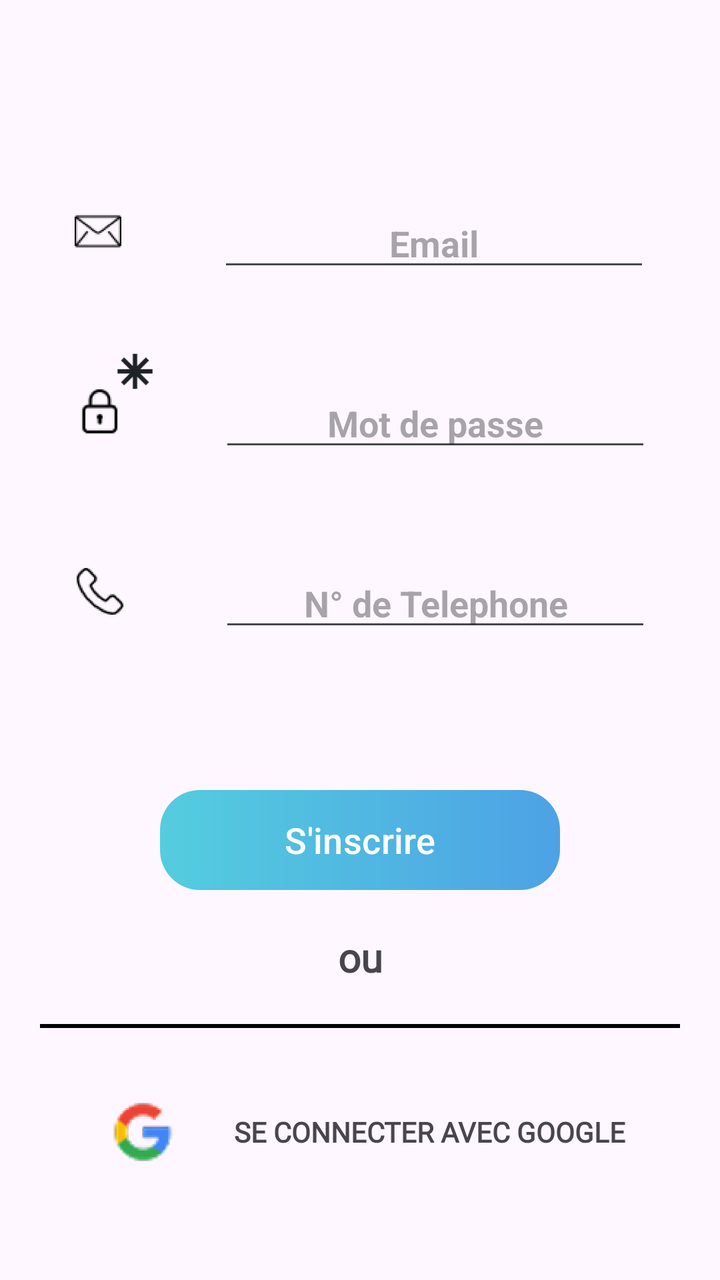
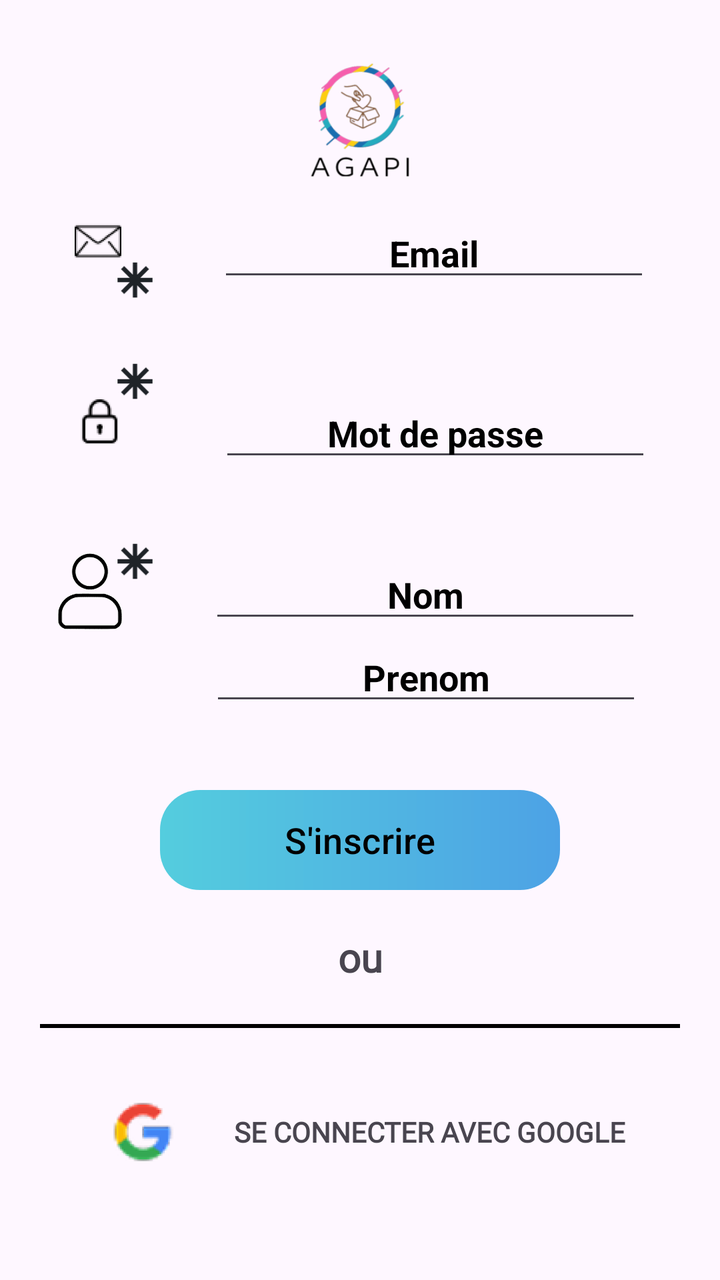

Compare the two renders of this Android layout. The source of the first and the diff that turns it into the second are given below.
<!-- AndroidManifest.xml: application theme Theme.NewAgapiVERSION311CLEAN -->
<!-- res/layout/fragment_inscription.xml -->
<androidx.constraintlayout.widget.ConstraintLayout xmlns:android="http://schemas.android.com/apk/res/android"
    xmlns:tools="http://schemas.android.com/tools"
    android:layout_width="match_parent"
    android:layout_height="match_parent"
    xmlns:app="http://schemas.android.com/apk/res-auto"
    tools:context="fragments.InscriptionFragment">

    <ImageView
        android:id="@+id/imageViewEmail"
        android:layout_width="50dp"
        android:layout_height="50dp"
        android:layout_marginStart="24dp"
        android:layout_marginBottom="40dp"
        android:scaleType="centerCrop"
        app:layout_constraintBottom_toTopOf="@+id/imageVerrou"
        app:layout_constraintStart_toStartOf="parent"
        app:layout_constraintWidth_percent="0.4"
        app:srcCompat="@mipmap/icon_mail" />


    <EditText
        android:id="@+id/editTextTextEmailAddress"
        android:layout_width="0dp"
        android:layout_height="wrap_content"
        android:hint="Email"
        android:textStyle="bold"
        android:gravity="center"
        android:inputType="textEmailAddress"
        app:layout_constraintBottom_toBottomOf="@+id/imageViewEmail"
        app:layout_constraintEnd_toEndOf="parent"
        app:layout_constraintStart_toEndOf="@+id/imageViewEmail"
        app:layout_constraintWidth_percent="0.6"
        />

    <ImageView
        android:id="@+id/imageViewTelephone"
        android:layout_width="50dp"
        android:layout_height="50dp"
        android:layout_marginStart="25dp"
        android:scaleType="centerCrop"
        app:layout_constraintBottom_toBottomOf="@+id/linearLayoutPartieGoogle"
        app:layout_constraintStart_toStartOf="parent"

        app:layout_constraintTop_toTopOf="parent"
        app:layout_constraintWidth_percent="0.40"
        app:srcCompat="@mipmap/icon_tel" />

    <EditText
        android:id="@+id/editTextTel"
        android:layout_width="0dp"
        android:layout_height="wrap_content"
        android:gravity="center"
        android:hint="N° de Telephone"
        android:textStyle="bold"
        app:layout_constraintBottom_toBottomOf="@id/imageViewTelephone"
        app:layout_constraintEnd_toEndOf="parent"
        app:layout_constraintStart_toEndOf="@id/imageViewTelephone"
        app:layout_constraintWidth_percent="0.6" />

    <ImageView
        android:id="@+id/imageVerrou"
        android:layout_width="50dp"
        android:layout_height="50dp"
        android:layout_gravity="center"
        android:layout_marginStart="25dp"
        android:layout_marginBottom="40dp"
        android:scaleType="centerCrop"
        app:layout_constraintStart_toStartOf="parent"
        app:layout_constraintBottom_toTopOf="@+id/imageViewTelephone"
        app:layout_constraintWidth_percent="0.4"
        app:srcCompat="@mipmap/icon_verrou" />

    <EditText
        android:id="@+id/editTextMdp"
        android:layout_width="0dp"
        android:layout_height="wrap_content"
        android:hint="Mot de passe"
        android:textStyle="bold"
        android:gravity="center"
        app:layout_constraintBottom_toBottomOf="@id/imageVerrou"
        app:layout_constraintEnd_toEndOf="parent"
        app:layout_constraintStart_toEndOf="@id/imageVerrou"
        app:layout_constraintWidth_percent="0.6"
        />

    <ImageView
        android:id="@+id/imageView3"
        android:layout_width="35dp"
        android:layout_height="40dp"
        android:layout_marginStart="50dp"
        android:layout_marginTop="25dp"
        app:layout_constraintStart_toStartOf="parent"
        app:layout_constraintTop_toBottomOf="@+id/imageViewEmail"
        app:srcCompat="@drawable/icon_asterisque"  />


    <View
        android:id="@+id/viewButton"
        android:layout_width="0dp"
        android:layout_height="0dp"
        android:background="@drawable/background_button"
        app:layout_constraintBottom_toBottomOf="@id/buttonInscription"
        app:layout_constraintEnd_toEndOf="@id/buttonInscription"
        app:layout_constraintStart_toStartOf="@id/buttonInscription"
        app:layout_constraintTop_toTopOf="@id/buttonInscription">

    </View>

    <Button
        android:id="@+id/buttonInscription"
        android:layout_width="200dp"
        android:layout_height="50dp"
        android:layout_marginTop="200dp"
        android:background="#00FFFFFF"
        android:text="S'inscrire"
        android:textColor="@color/white"
        android:textSize="18dp"
        app:layout_constraintBottom_toBottomOf="parent"
        app:layout_constraintEnd_toEndOf="parent"
        app:layout_constraintStart_toStartOf="parent"
        app:layout_constraintTop_toTopOf="parent"

        />

    <TextView
        android:id="@+id/ou"
        android:layout_width="wrap_content"
        android:layout_height="wrap_content"
        android:layout_marginTop="20dp"
        android:fontFamily="@font/poppins"
        android:text="ou"
        android:textAlignment="center"
        android:textSize="20sp"
        android:textStyle="bold"
        app:layout_constraintEnd_toEndOf="parent"
        app:layout_constraintStart_toStartOf="parent"
        app:layout_constraintTop_toBottomOf="@id/buttonInscription" />

    <View
        android:id="@+id/barrie"
        android:layout_width="0dp"
        android:layout_height="2dp"
        android:layout_margin="20dp"
        android:background="@color/black"
        app:layout_constraintEnd_toEndOf="parent"
        app:layout_constraintStart_toStartOf="parent"
        app:layout_constraintTop_toBottomOf="@id/ou">

    </View>

    <LinearLayout
        android:id="@+id/linearLayoutPartieGoogle"
        android:layout_width="match_parent"
        android:layout_height="wrap_content"
        android:gravity="center"
        android:orientation="horizontal"
        app:layout_constraintBottom_toBottomOf="parent"
        app:layout_constraintTop_toBottomOf="@id/ou">

    <ImageView
        android:id="@+id/icon_google"
        android:layout_width="50dp"
        android:layout_height="50dp"
        app:layout_constraintStart_toStartOf="parent"
        app:srcCompat="@mipmap/icon_google" />

    <TextView
        android:id="@+id/textconnectionGoogle"
        android:layout_width="wrap_content"
        android:layout_height="wrap_content"
        android:layout_marginStart="20dp"
        android:fontFamily="@font/poppins_medium"
        android:text="Se connecter avec google"
        android:textAlignment="center"
        android:textAllCaps="true"
        android:textSize="14sp"
        android:textStyle="bold">

    </TextView>
    </LinearLayout>

</androidx.constraintlayout.widget.ConstraintLayout>
<!-- resources referenced by this layout -->
<resources>
  <color name="black">#FF000000</color>
  <color name="white">#FFFFFFFF</color>
  <!-- drawable background_button (drawable) -->
  <?xml version="1.0" encoding="utf-8"?>
  <shape xmlns:android="http://schemas.android.com/apk/res/android"
      >
  
      <gradient
          android:angle="0"
          android:startColor="#54CDDE"
          android:endColor="#4DA2E5"  />
  
      <corners
          android:topLeftRadius="20dp"
          android:topRightRadius="20dp"
          android:bottomLeftRadius="20dp"
          android:bottomRightRadius="20dp"/>
  
  </shape>
  <!-- drawable icon_asterisque (drawable) -->
  <vector xmlns:android="http://schemas.android.com/apk/res/android"
      android:width="108dp"
      android:height="108dp"
      android:viewportWidth="24"
      android:viewportHeight="24">
    <path
        android:pathData="M12.75,6H11.25V10.189L8.288,7.227L7.227,8.288L10.189,11.25H6V12.75H10.189L7.227,15.712L8.288,16.773L11.25,13.811V18H12.75V13.811L15.712,16.773L16.773,15.712L13.811,12.75H18V11.25H13.811L16.773,8.288L15.712,7.227L12.75,10.189V6Z"
        android:fillColor="#1F2328"/>
  </vector>
  <!-- mipmap icon_google: webp bitmap (mipmap-hdpi, 6128 bytes) -->
  <!-- mipmap icon_mail: webp bitmap (mipmap-hdpi, 1408 bytes) -->
  <!-- mipmap icon_tel: webp bitmap (mipmap-hdpi, 2814 bytes) -->
  <!-- mipmap icon_verrou: webp bitmap (mipmap-hdpi, 1292 bytes) -->
  <style name="Theme.NewAgapiVERSION311CLEAN" parent="Base.Theme.NewAgapiVERSION311CLEAN" />
  <style name="Base.Theme.NewAgapiVERSION311CLEAN" parent="Theme.Material3.DayNight.NoActionBar">
          
          
        
      </style>
</resources>

<!-- the commit's change to res/layout/fragment_inscription.xml (unified diff, before → after) -->
@@ -6,6 +6,18 @@
     tools:context="fragments.InscriptionFragment">
 
     <ImageView
+        android:id="@+id/imageLogo"
+        android:layout_width="120dp"
+        android:layout_height="120dp"
+        android:src="@mipmap/icon_app"
+        android:scaleType="fitXY"
+        android:backgroundTint="@color/transparent"
+        app:layout_constraintEnd_toEndOf="parent"
+        app:layout_constraintStart_toStartOf="parent"
+        app:layout_constraintTop_toTopOf="parent" />
+
+
+    <ImageView
         android:id="@+id/imageViewEmail"
         android:layout_width="50dp"
         android:layout_height="50dp"
@@ -16,6 +28,15 @@
         app:layout_constraintStart_toStartOf="parent"
         app:layout_constraintWidth_percent="0.4"
         app:srcCompat="@mipmap/icon_mail" />
+    <ImageView
+        android:id="@+id/imageView6"
+        android:layout_width="35dp"
+        android:layout_height="40dp"
+        android:layout_marginStart="50dp"
+        app:layout_constraintStart_toStartOf="parent"
+        app:layout_constraintTop_toBottomOf="@+id/imageLogo"
+        app:srcCompat="@drawable/icon_asterisque" />
+
 
 
     <EditText
@@ -24,6 +45,7 @@
         android:layout_height="wrap_content"
         android:hint="Email"
         android:textStyle="bold"
+        android:textColorHint="@color/black"
         android:gravity="center"
         android:inputType="textEmailAddress"
         app:layout_constraintBottom_toBottomOf="@+id/imageViewEmail"
@@ -33,28 +55,54 @@
         />
 
     <ImageView
-        android:id="@+id/imageViewTelephone"
-        android:layout_width="50dp"
-        android:layout_height="50dp"
+        android:id="@+id/imageViewProfil"
+        android:layout_width="40dp"
+        android:layout_height="40dp"
         android:layout_marginStart="25dp"
         android:scaleType="centerCrop"
         app:layout_constraintBottom_toBottomOf="@+id/linearLayoutPartieGoogle"
         app:layout_constraintStart_toStartOf="parent"
-
         app:layout_constraintTop_toTopOf="parent"
         app:layout_constraintWidth_percent="0.40"
-        app:srcCompat="@mipmap/icon_tel" />
-
-    <EditText
-        android:id="@+id/editTextTel"
-        android:layout_width="0dp"
-        android:layout_height="wrap_content"
-        android:gravity="center"
-        android:hint="N° de Telephone"
-        android:textStyle="bold"
-        app:layout_constraintBottom_toBottomOf="@id/imageViewTelephone"
-        app:layout_constraintEnd_toEndOf="parent"
-        app:layout_constraintStart_toEndOf="@id/imageViewTelephone"
+        app:srcCompat="@drawable/profil_noir"
+        />
+
+    <ImageView
+        android:id="@+id/imageView5"
+        android:layout_width="35dp"
+        android:layout_height="40dp"
+        android:layout_marginStart="50dp"
+        android:layout_marginTop="25dp"
+        app:layout_constraintStart_toStartOf="parent"
+        app:layout_constraintTop_toBottomOf="@+id/imageVerrou"
+        app:srcCompat="@drawable/icon_asterisque" />
+
+    <EditText
+        android:id="@+id/editTextNom"
+        android:layout_width="0dp"
+        android:layout_height="wrap_content"
+        android:gravity="center"
+        android:hint="Nom"
+        android:textColorHint="@color/black"
+        android:textStyle="bold"
+        app:layout_constraintBottom_toBottomOf="@id/imageViewProfil"
+        app:layout_constraintEnd_toEndOf="parent"
+        app:layout_constraintStart_toEndOf="@id/imageViewProfil"
+        app:layout_constraintTop_toTopOf="@+id/imageViewProfil"
+        app:layout_constraintWidth_percent="0.6" />
+
+    <EditText
+        android:id="@+id/editTextPrenom"
+        android:layout_width="0dp"
+        android:layout_height="wrap_content"
+        android:gravity="center"
+        android:hint="Prenom"
+        android:textColorHint="@color/black"
+        android:textStyle="bold"
+        app:layout_constraintTop_toBottomOf="@id/editTextNom"
+        app:layout_constraintEnd_toEndOf="parent"
+        app:layout_constraintHorizontal_bias="0.505"
+        app:layout_constraintStart_toEndOf="@id/imageViewProfil"
         app:layout_constraintWidth_percent="0.6" />
 
     <ImageView
@@ -66,7 +114,7 @@
         android:layout_marginBottom="40dp"
         android:scaleType="centerCrop"
         app:layout_constraintStart_toStartOf="parent"
-        app:layout_constraintBottom_toTopOf="@+id/imageViewTelephone"
+        app:layout_constraintBottom_toTopOf="@+id/imageViewProfil"
         app:layout_constraintWidth_percent="0.4"
         app:srcCompat="@mipmap/icon_verrou" />
 
@@ -76,6 +124,7 @@
         android:layout_height="wrap_content"
         android:hint="Mot de passe"
         android:textStyle="bold"
+        android:textColorHint="@color/black"
         android:gravity="center"
         app:layout_constraintBottom_toBottomOf="@id/imageVerrou"
         app:layout_constraintEnd_toEndOf="parent"
@@ -113,7 +162,7 @@
         android:layout_marginTop="200dp"
         android:background="#00FFFFFF"
         android:text="S'inscrire"
-        android:textColor="@color/white"
+        android:textColor="@color/black"
         android:textSize="18dp"
         app:layout_constraintBottom_toBottomOf="parent"
         app:layout_constraintEnd_toEndOf="parent"
@@ -179,4 +228,6 @@
     </TextView>
     </LinearLayout>
 
+
+
 </androidx.constraintlayout.widget.ConstraintLayout>
<!-- resource entries referenced after the edit -->
@@ -1,7 +1,7 @@
 <!-- resources referenced by this layout -->
 <resources>
   <color name="black">#FF000000</color>
-  <color name="white">#FFFFFFFF</color>
+  <color name="transparent">#00FFFFFF</color>
   <!-- drawable background_button (drawable) -->
   <?xml version="1.0" encoding="utf-8"?>
   <shape xmlns:android="http://schemas.android.com/apk/res/android"
@@ -29,9 +29,21 @@
         android:pathData="M12.75,6H11.25V10.189L8.288,7.227L7.227,8.288L10.189,11.25H6V12.75H10.189L7.227,15.712L8.288,16.773L11.25,13.811V18H12.75V13.811L15.712,16.773L16.773,15.712L13.811,12.75H18V11.25H13.811L16.773,8.288L15.712,7.227L12.75,10.189V6Z"
         android:fillColor="#1F2328"/>
   </vector>
+  <!-- drawable profil_noir (drawable) -->
+  <vector xmlns:android="http://schemas.android.com/apk/res/android"
+      android:width="45dp"
+      android:height="45dp"
+      android:viewportWidth="512"
+      android:viewportHeight="512">
+    <path
+        android:pathData="M240.5,14.13C203.73,18.72 168.98,43.48 151.91,77.23C143.13,94.58 139.74,109.1 139.7,129.5C139.63,161.43 149.85,187.27 171.48,209.88C185.1,224.11 199.04,233.34 216.05,239.41C230.74,244.65 240.58,246.36 256,246.36C271.42,246.36 281.26,244.65 295.95,239.41C328.2,227.9 355.21,200.49 366.3,168C372.32,150.37 374.22,127.4 371.1,110C360.04,48.29 302.88,6.34 240.5,14.13M244,39.58C221.36,43.63 204.1,52.64 189.87,67.84C164.09,95.37 157.87,135.09 174.05,168.94C185.72,193.34 207.07,210.94 233.8,218.2C244.79,221.18 267.21,221.18 278.2,218.2C304.93,210.94 326.28,193.34 337.95,168.94C354.13,135.09 347.91,95.37 322.13,67.84C310.29,55.19 295.81,46.55 278.5,41.78C271.71,39.91 249.93,38.53 244,39.58M164.5,270.44C114.68,279.65 75.5,312.74 58.59,359.89C52.07,378.07 51.55,382.4 51.53,419C51.5,451.44 51.57,452.71 53.81,459.19C59.81,476.54 73.83,490.08 92.72,496.77C97.12,498.33 109.93,498.48 252.73,498.75C423.34,499.07 415.21,499.33 428.25,492.97C444.34,485.13 455.68,470.83 459.53,453.51C461.85,443.1 461.16,389.39 458.57,378C446.39,324.58 409.36,286.15 356.64,272.24L346.5,269.57 259,269.36C190.93,269.19 169.95,269.43 164.5,270.44M174,295.12C130.05,300.15 92.11,333.21 80.19,376.88C77.62,386.31 77.57,387.12 77.53,418.5C77.5,449.98 77.54,450.57 79.79,454.8C83.33,461.42 88.62,466.67 94.84,469.72L100.5,472.5 256,472.5L411.5,472.5 417.16,469.72C423.38,466.67 428.67,461.42 432.21,454.8C434.46,450.57 434.5,449.98 434.47,418.5C434.43,387.12 434.38,386.31 431.81,376.88C419.7,332.54 382.01,300.13 336.67,295.07C325.17,293.79 185.27,293.83 174,295.12"
+        android:fillColor="@color/black"
+        android:fillType="evenOdd"
+        android:strokeColor="#FFFFFF"/>
+  </vector>
+  <!-- mipmap icon_app: webp bitmap (mipmap-hdpi, 4898 bytes) -->
   <!-- mipmap icon_google: webp bitmap (mipmap-hdpi, 6128 bytes) -->
   <!-- mipmap icon_mail: webp bitmap (mipmap-hdpi, 1408 bytes) -->
-  <!-- mipmap icon_tel: webp bitmap (mipmap-hdpi, 2814 bytes) -->
   <!-- mipmap icon_verrou: webp bitmap (mipmap-hdpi, 1292 bytes) -->
   <style name="Theme.NewAgapiVERSION311CLEAN" parent="Base.Theme.NewAgapiVERSION311CLEAN" />
   <style name="Base.Theme.NewAgapiVERSION311CLEAN" parent="Theme.Material3.DayNight.NoActionBar">
